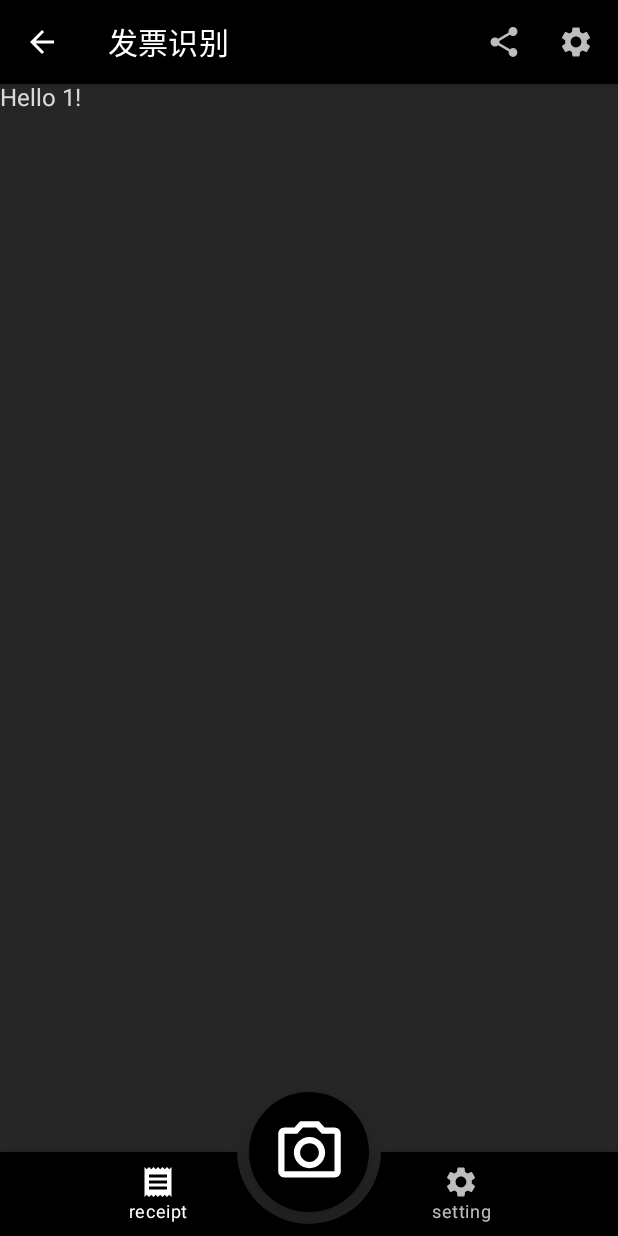
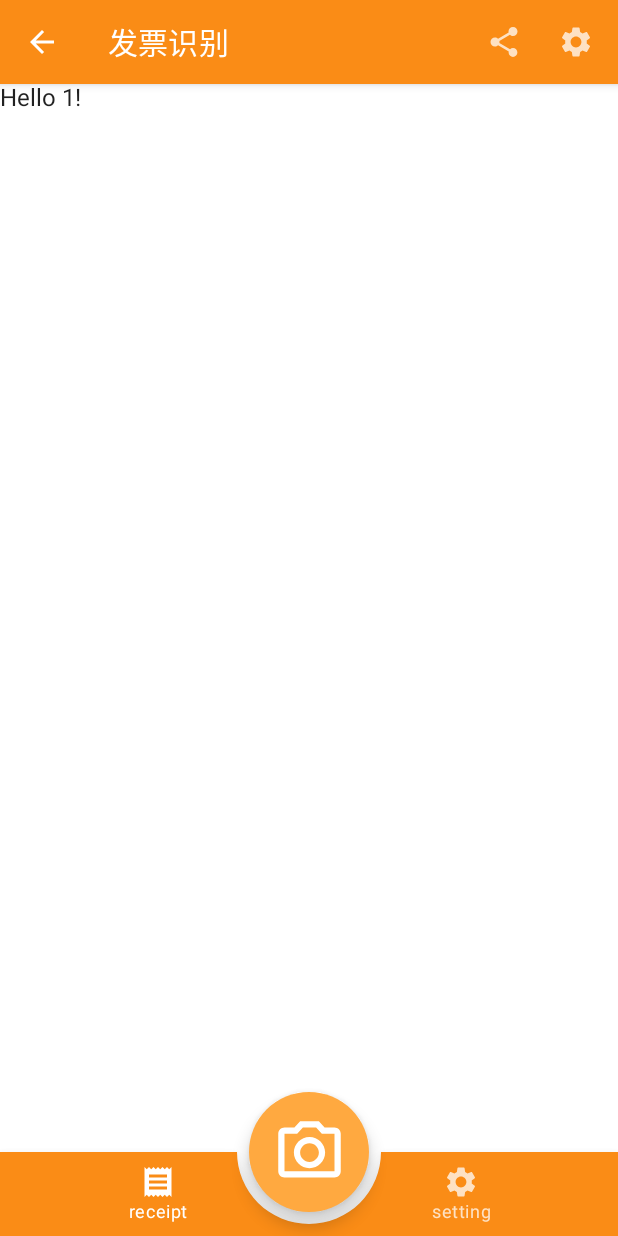
Before and after one commit to crepusculumx/TicketExtractionApp, an Android app built with Jetpack Compose: the screen it shows after launch (MainActivity), on a phone screen of 412 x 824 dp. Run offline under Robolectric (Android 15) with nearby library versions, the phone set to English and light mode, and no system bars.

Commit message:
Under developing

```diff
--- a/app/src/main/java/edu/bupt/ticketextraction/MainActivity.kt
+++ b/app/src/main/java/edu/bupt/ticketextraction/MainActivity.kt
@@ -20,6 +20,7 @@ import androidx.navigation.NavHostController
 import androidx.navigation.compose.NavHost
 import androidx.navigation.compose.composable
 import androidx.navigation.compose.rememberNavController
+import edu.bupt.ticketextraction.ui.theme.Sunset5
 import edu.bupt.ticketextraction.ui.theme.TicketExtractionTheme
 
 
@@ -43,7 +44,7 @@ class MainActivity : ComponentActivity() {
                             FloatingActionButton(
                                 onClick = { /*TODO*/ },
                                 Modifier.size(80.dp),
-                                backgroundColor = Color.Black
+                                backgroundColor = Sunset5
                             ) {
                                 Icon(
                                     painterResource(id = R.drawable.ic_outline_photo_camera_24),
@@ -58,7 +59,6 @@ class MainActivity : ComponentActivity() {
                         content = {
                             NavHost(navControllers, startDestination = Screen.Receipt.route) {
                                 composable(Screen.Receipt.route) { ReceiptFragment() }
-                                composable(Screen.Email.route) { EmailFragment() }
                                 composable(Screen.Setting.route) { SettingsUI() }
                             }
                         }
@@ -72,11 +72,6 @@ class MainActivity : ComponentActivity() {
 @Composable
 fun ReceiptFragment() {
     Greeting("1")
-}
-
-@Composable
-fun EmailFragment() {
-    Greeting("2")
 }
 
 @Composable
@@ -107,7 +102,6 @@ fun TopBarTest() {
 
 sealed class Screen(var route: String, var resId: Int) {
     object Receipt : Screen("receipt", R.drawable.ic_baseline_receipt_24)
-    object Email : Screen("email", R.drawable.ic_baseline_email_24)
     object Setting : Screen("setting", R.drawable.ic_baseline_settings_24)
 }
 
--- a/app/src/main/java/edu/bupt/ticketextraction/SettingsFragment.kt
+++ b/app/src/main/java/edu/bupt/ticketextraction/SettingsFragment.kt
@@ -14,6 +14,7 @@ import androidx.compose.runtime.Composable
 import androidx.compose.ui.Modifier
 import androidx.compose.ui.tooling.preview.Preview
 import androidx.compose.ui.unit.dp
+import androidx.compose.ui.unit.sp
 
 class SettingsFragment(val fatherActivity: MainActivity) {
 
@@ -34,7 +35,8 @@ fun SettingsUI() {
             ListItem(Modifier.clickable { }) {
                 Text(
                     text = it,
-                    Modifier.padding(vertical = 10.dp)
+                    Modifier.padding(vertical = 10.dp),
+                    fontSize = 20.sp
                 )
             }
             Divider()
--- a/app/src/main/java/edu/bupt/ticketextraction/ui/theme/Color.kt
+++ b/app/src/main/java/edu/bupt/ticketextraction/ui/theme/Color.kt
@@ -1,11 +1,15 @@
+@file:Suppress("unused")
+
 package edu.bupt.ticketextraction.ui.theme
 
 import androidx.compose.ui.graphics.Color
 
-val Black = Color(0xFF000000)
-val Teal200 = Color(0xFF03DAC5)
-val SunRise7 = Color(0xFFD4B106)
-val SunRise5 = Color(0xFFFFEC3D)
-val SunRise4 = Color(0xFFFFF566)
+val Sunset4 = Color(0xFFFFC069)
+val Sunset5 = Color(0xFFFFa940)
+val Sunset6 = Color(0xFFFA8C16)
+val Sunset7 = Color(0xFFD46B08)
+val Gray3 = Color(0xFFF5F5F5)
+val Gray8 = Color(0xFF595959)
+val Gray9 = Color(0xFF343434)
 val Gray10 = Color(0xFF262626)
-val Gray3 = Color(0xFFF5F5F5)
+val Gray13 = Color(0xFF000000)
--- a/app/src/main/java/edu/bupt/ticketextraction/ui/theme/Theme.kt
+++ b/app/src/main/java/edu/bupt/ticketextraction/ui/theme/Theme.kt
@@ -5,19 +5,24 @@ import androidx.compose.material.MaterialTheme
 import androidx.compose.material.darkColors
 import androidx.compose.material.lightColors
 import androidx.compose.runtime.Composable
+import androidx.compose.ui.graphics.Color
 
 private val DarkColorPalette = darkColors(
-    primary = SunRise5,
-    primaryVariant = SunRise4,
-    secondary = Teal200
+    primary = Gray13,
+    primaryVariant = Gray9,
+    secondary = Gray9,
+    secondaryVariant = Gray9,
+    background = Gray10,
+    onBackground = Gray3
 )
 
 private val LightColorPalette = lightColors(
-    primary = Black,
-    primaryVariant = SunRise4,
-    secondary = Teal200,
-    background = Gray10,
-    onBackground = Gray3
+    primary = Sunset6,
+    primaryVariant = Sunset5,
+    secondary = Sunset5,
+    secondaryVariant = Sunset4,
+    background = Color.White,
+    onBackground = Color.Black
 
     /* Other default colors to override
     background = Color.White,
@@ -32,7 +37,7 @@ private val LightColorPalette = lightColors(
 @Composable
 fun TicketExtractionTheme(
     darkTheme: Boolean = isSystemInDarkTheme(),
-    content: @Composable() () -> Unit
+    content: @Composable () -> Unit
 ) {
     val colors = if (darkTheme) {
         DarkColorPalette
--- a/app/src/main/res/values/themes.xml
+++ b/app/src/main/res/values/themes.xml
@@ -1,4 +1,4 @@
-<resources xmlns:tools="http://schemas.android.com/tools">
+<resources>
     <!-- Base application theme. -->
     <style name="Theme.TicketExtraction" parent="Theme.MaterialComponents.DayNight.DarkActionBar">
         <!-- Primary brand color. -->
@@ -10,7 +10,7 @@
         <item name="colorSecondaryVariant">@color/teal_700</item>
         <item name="colorOnSecondary">@color/black</item>
         <!-- Status bar color. -->
-        <item name="android:statusBarColor" tools:targetApi="l">?attr/colorPrimaryVariant</item>
+<!--        <item name="android:statusBarColor" tools:targetApi="l">?attr/colorPrimaryVariant</item>-->
         <!-- Customize your theme here. -->
     </style>
 
```
